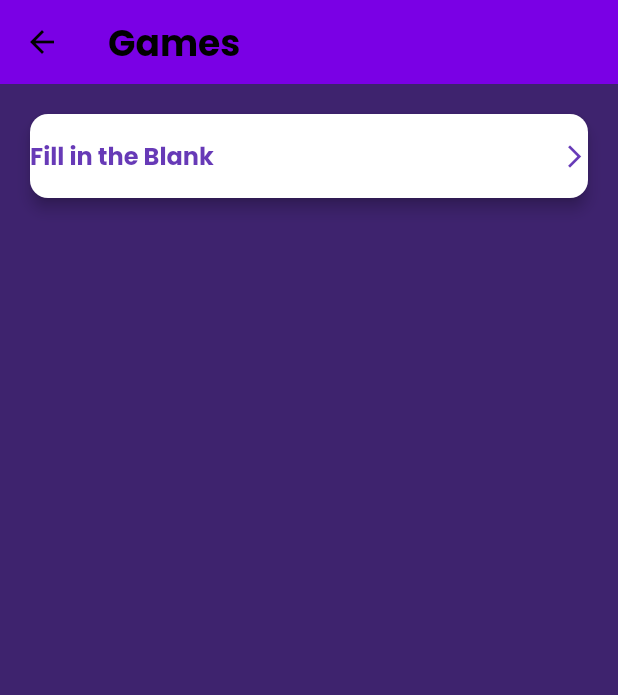
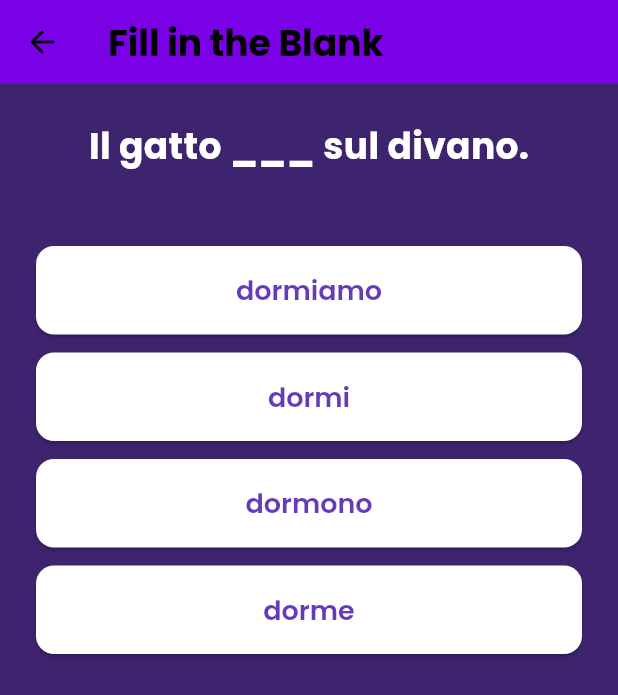
Before and after one commit to joeythecreator/learn2earn, a Flutter app: the GamesScreen screen opened directly, after a tap on "Fill in the Blank", on a phone screen of 412 x 824 dp. Shown: the top 695 px of the screen. Run offline on Flutter 3.47's test engine with Material 3 defaults, Android fonts, the phone set to English and light mode, and no system bars; our stand-ins replace firebase_auth, firebase_core; accounts and stored records are empty.

Commit message:
Fill in the blank game
fill in the blank

```diff
--- /dev/null
+++ b/lib/screens/fill_in_the_blank_game.dart
@@ -0,0 +1,219 @@
+import 'dart:math';
+
+import 'package:flutter/material.dart';
+
+class FillInTheBlankGame extends StatefulWidget {
+  const FillInTheBlankGame({super.key});
+
+  @override
+  State<FillInTheBlankGame> createState() => _FillInTheBlankGameState();
+}
+
+class _FillInTheBlankGameState extends State<FillInTheBlankGame> {
+  final List<Map<String, dynamic>> _allQuestions = [
+    {
+      'question': 'Ciao, ___ chiamo',
+      'correct': 'mi',
+      'options': ['mi', 'io', 'vogliono', 'buona'],
+    },
+    {
+      'question': 'Io ___ italiano.',
+      'correct': 'parlo',
+      'options': ['parlo', 'parliamo', 'parlate', 'parla'],
+    },
+    {
+      'question': 'Dove ___ il bagno?',
+      'correct': 'è',
+      'options': ['è', 'sono', 'hai', 'siamo'],
+    },
+    {
+      'question': 'Lei ___ una pizza.',
+      'correct': 'mangia',
+      'options': ['mangia', 'mangio', 'mangiamo', 'mangiano'],
+    },
+    {
+      'question': 'Noi ___ andare al cinema.',
+      'correct': 'vogliamo',
+      'options': ['vogliamo', 'voglio', 'vuole', 'vogliono'],
+    },
+    {
+      'question': 'Il gatto ___ sul divano.',
+      'correct': 'dorme',
+      'options': ['dorme', 'dormiamo', 'dormono', 'dormi'],
+    },
+    {
+      'question': 'Che ___ è oggi?',
+      'correct': 'giorno',
+      'options': ['giorno', 'libro', 'casa', 'scarpa'],
+    },
+    {
+      'question': 'Lei ha ___ fame!',
+      'correct': 'molta',
+      'options': ['molta', 'molte', 'molto', 'molti'],
+    },
+    {
+      'question': 'La macchina ___ rossa.',
+      'correct': 'è',
+      'options': ['è', 'sono', 'siamo', 'sei'],
+    },
+    {
+      'question': 'Tu ___ andare con me?',
+      'correct': 'vuoi',
+      'options': ['vuoi', 'voglio', 'vuole', 'vogliamo'],
+    },
+  ];
+
+  late List<Map<String, dynamic>> _questions;
+  int _currentIndex = 0;
+  int _score = 0;
+  bool _secondTry = false;
+  late List<String> _shuffledOptions;
+  String? _feedback;
+
+  @override
+  void initState() {
+    super.initState();
+    _questions = List.from(_allQuestions);
+    _questions.shuffle(Random());
+    _prepareOptions();
+  }
+
+  void _prepareOptions() {
+    _secondTry = false;
+    _feedback = null;
+    _shuffledOptions = List<String>.from(_questions[_currentIndex]['options']);
+    _shuffledOptions.shuffle(Random());
+  }
+
+  void _answer(String choice) {
+    final correct = _questions[_currentIndex]['correct'] as String;
+
+    setState(() {
+      if (choice == correct) {
+        if (!_secondTry) {
+          _score += 2;
+        } else {
+          _score += 1;
+        }
+        _nextQuestion();
+      } else {
+        if (!_secondTry) {
+          _feedback = 'Wrong, try again!';
+          _secondTry = true;
+        } else {
+          _feedback = 'Wrong again! Moving on.';
+          _nextQuestion();
+        }
+      }
+    });
+  }
+
+  void _nextQuestion() {
+    _currentIndex++;
+    if (_currentIndex < _questions.length) {
+      _prepareOptions();
+    } else {
+      _showScoreDialog();
+    }
+  }
+
+  void _showScoreDialog() {
+    showDialog(
+      context: context,
+      barrierDismissible: false,
+      builder: (context) => AlertDialog(
+        title: const Text('Game Over!'),
+        content: Text('Your score is $_score out of ${_questions.length * 2}.'),
+        actions: [
+          TextButton(
+            onPressed: () {
+              Navigator.of(context).pop();
+              setState(() {
+                _score = 0;
+                _currentIndex = 0;
+                _questions.shuffle(Random());
+                _prepareOptions();
+              });
+            },
+            child: const Text('Play Again'),
+          ),
+          TextButton(
+            onPressed: () {
+              Navigator.of(context).pop();
+              Navigator.of(context).pop(); // Go back to previous screen
+            },
+            child: const Text('Exit'),
+          ),
+        ],
+      ),
+    );
+  }
+
+  @override
+  Widget build(BuildContext context) {
+    if (_currentIndex >= _questions.length) {
+      return const SizedBox();
+    }
+    final question = _questions[_currentIndex]['question'] as String;
+
+    return Scaffold(
+      appBar: AppBar(
+        title: const Text('Fill in the Blank'),
+        backgroundColor: const Color(0xFF7a00e5),
+      ),
+      backgroundColor: const Color(0xFF3e236e),
+      body: Padding(
+        padding: const EdgeInsets.all(24.0),
+        child: Column(
+          children: [
+            Text(
+              question,
+              style: const TextStyle(
+                fontSize: 24,
+                color: Colors.white,
+                fontWeight: FontWeight.bold,
+                fontFamily: 'Poppins',
+              ),
+            ),
+            const SizedBox(height: 30),
+            if (_feedback != null)
+              Text(
+                _feedback!,
+                style: const TextStyle(
+                  color: Colors.yellowAccent,
+                  fontWeight: FontWeight.bold,
+                  fontSize: 18,
+                ),
+              ),
+            const SizedBox(height: 20),
+            ..._shuffledOptions.map(
+              (option) => Container(
+                width: double.infinity,
+                margin: const EdgeInsets.only(bottom: 12),
+                child: ElevatedButton(
+                  onPressed: () => _answer(option),
+                  style: ElevatedButton.styleFrom(
+                    backgroundColor: Colors.white,
+                    foregroundColor: Colors.deepPurple,
+                    padding: const EdgeInsets.symmetric(vertical: 16),
+                    shape: RoundedRectangleBorder(
+                      borderRadius: BorderRadius.circular(12),
+                    ),
+                  ),
+                  child: Text(
+                    option,
+                    style: const TextStyle(
+                      fontSize: 18,
+                      fontFamily: 'Poppins',
+                      fontWeight: FontWeight.w600,
+                    ),
+                  ),
+                ),
+              ),
+            ),
+          ],
+        ),
+      ),
+    );
+  }
+}
--- a/lib/screens/games_screen.dart
+++ b/lib/screens/games_screen.dart
@@ -1,4 +1,5 @@
 import 'package:flutter/material.dart';
+import 'fill_in_the_blank_game.dart';
 
 class GamesScreen extends StatelessWidget {
   const GamesScreen({super.key});
@@ -26,7 +27,13 @@ class GamesScreen extends StatelessWidget {
       width: double.infinity,
       child: ElevatedButton(
         onPressed: () {
-          // TODO: Navigate to the Fill in the Blank game screen
+          if (label == 'Fill in the Blank') {
+            Navigator.push(
+              context,
+              MaterialPageRoute(builder: (_) => const FillInTheBlankGame()),
+            );
+          }
+          // Add more games here later when needed
         },
         style: ElevatedButton.styleFrom(
           padding: const EdgeInsets.symmetric(vertical: 16),
```
Also changed, not shown: lib/screens/main_menu.dart (+3 -4 lines), 10 other files.
